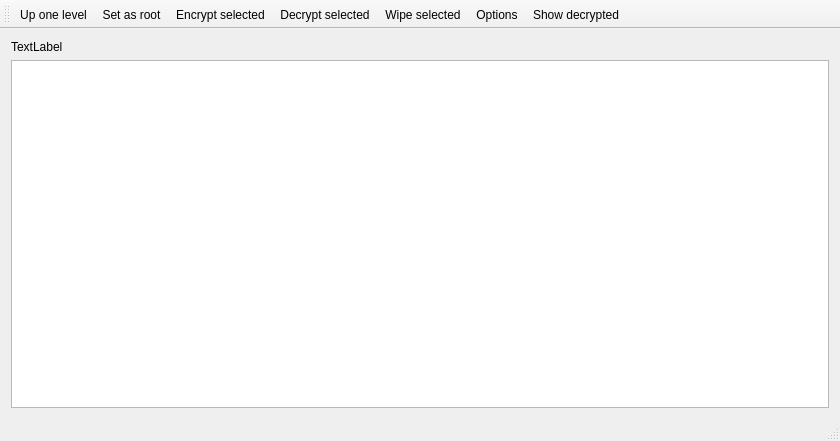
Above: MainWindow.ui from sergrt/FileProtect before the change. Below: the same form after it.
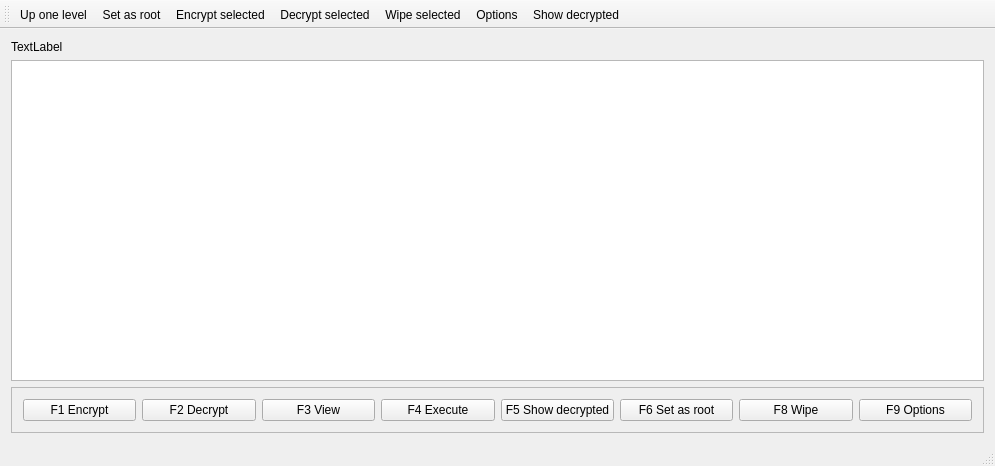
That is the form after the change.

Commit message: Added wiping to FilesSyncDialog Moved FilesSyncDialog messages to its class Added TotalCommander-like shortcuts Some minor changes and refactoring

```diff
--- a/MainWindow.ui
+++ b/MainWindow.ui
@@ -6,8 +6,8 @@
    <rect>
     <x>0</x>
     <y>0</y>
-    <width>840</width>
-    <height>441</height>
+    <width>995</width>
+    <height>466</height>
    </rect>
   </property>
   <property name="windowTitle">
@@ -29,6 +29,74 @@
       </property>
      </widget>
     </item>
+    <item row="2" column="0">
+     <widget class="QFrame" name="frame">
+      <property name="frameShape">
+       <enum>QFrame::StyledPanel</enum>
+      </property>
+      <property name="frameShadow">
+       <enum>QFrame::Raised</enum>
+      </property>
+      <layout class="QGridLayout" name="gridLayout_2">
+       <item row="0" column="4">
+        <widget class="QPushButton" name="bnF5ShowDecrypted">
+         <property name="text">
+          <string>F5 Show decrypted</string>
+         </property>
+        </widget>
+       </item>
+       <item row="0" column="2">
+        <widget class="QPushButton" name="bnF3View">
+         <property name="text">
+          <string>F3 View</string>
+         </property>
+        </widget>
+       </item>
+       <item row="0" column="0">
+        <widget class="QPushButton" name="bnF1Encrypt">
+         <property name="text">
+          <string>F1 Encrypt</string>
+         </property>
+        </widget>
+       </item>
+       <item row="0" column="1">
+        <widget class="QPushButton" name="bnF2Decrypt">
+         <property name="text">
+          <string>F2 Decrypt</string>
+         </property>
+        </widget>
+       </item>
+       <item row="0" column="6">
+        <widget class="QPushButton" name="bnF8Wipe">
+         <property name="text">
+          <string>F8 Wipe</string>
+         </property>
+        </widget>
+       </item>
+       <item row="0" column="3">
+        <widget class="QPushButton" name="bnF4Execute">
+         <property name="text">
+          <string>F4 Execute</string>
+         </property>
+        </widget>
+       </item>
+       <item row="0" column="7">
+        <widget class="QPushButton" name="bnF9Options">
+         <property name="text">
+          <string>F9 Options</string>
+         </property>
+        </widget>
+       </item>
+       <item row="0" column="5">
+        <widget class="QPushButton" name="bnF6SetAsRoot">
+         <property name="text">
+          <string>F6 Set as root</string>
+         </property>
+        </widget>
+       </item>
+      </layout>
+     </widget>
+    </item>
    </layout>
   </widget>
   <widget class="QMenuBar" name="menuBar">
```
Left out of the diff: 2 changed lines with no effect on the pictures. The commit also changes 7 other files.
